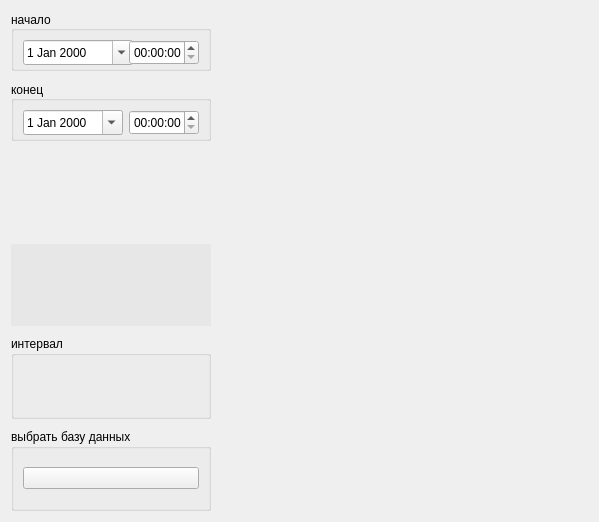
Before: the Qt Designer form programm/gui/ui/graph_form.ui in zaswed76/cstat, drawn with Qt 5.
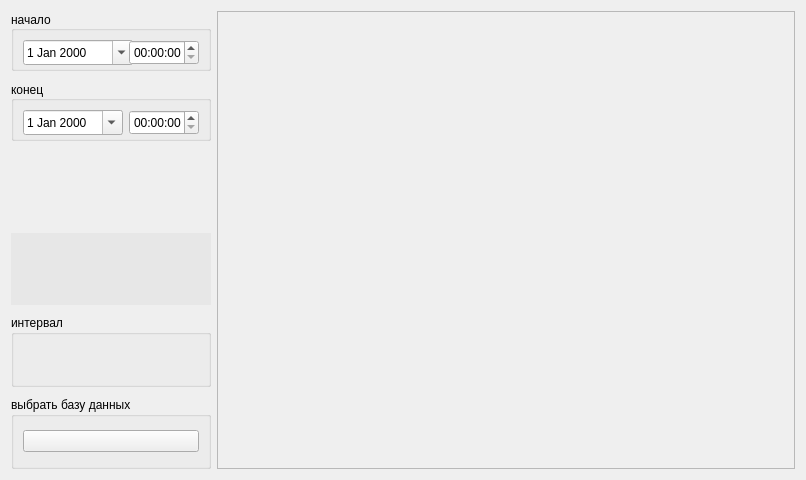
After: the same form once the commit is applied.

Patch:
```diff
--- a/programm/gui/ui/graph_form.ui
+++ b/programm/gui/ui/graph_form.ui
@@ -6,8 +6,8 @@
    <rect>
     <x>0</x>
     <y>0</y>
-    <width>599</width>
-    <height>522</height>
+    <width>806</width>
+    <height>480</height>
    </rect>
   </property>
   <property name="windowTitle">
@@ -294,13 +294,29 @@
     </layout>
    </item>
    <item>
-    <widget class="QLabel" name="label">
-     <property name="text">
-      <string/>
+    <widget class="QFrame" name="frame">
+     <property name="frameShape">
+      <enum>QFrame::StyledPanel</enum>
      </property>
-     <property name="scaledContents">
-      <bool>true</bool>
+     <property name="frameShadow">
+      <enum>QFrame::Raised</enum>
      </property>
+     <layout class="QVBoxLayout" name="verticalLayout_2">
+      <item>
+       <widget class="QLabel" name="top_label">
+        <property name="text">
+         <string/>
+        </property>
+       </widget>
+      </item>
+      <item>
+       <widget class="QLabel" name="bottom_label">
+        <property name="text">
+         <string/>
+        </property>
+       </widget>
+      </item>
+     </layout>
     </widget>
    </item>
   </layout>
```
